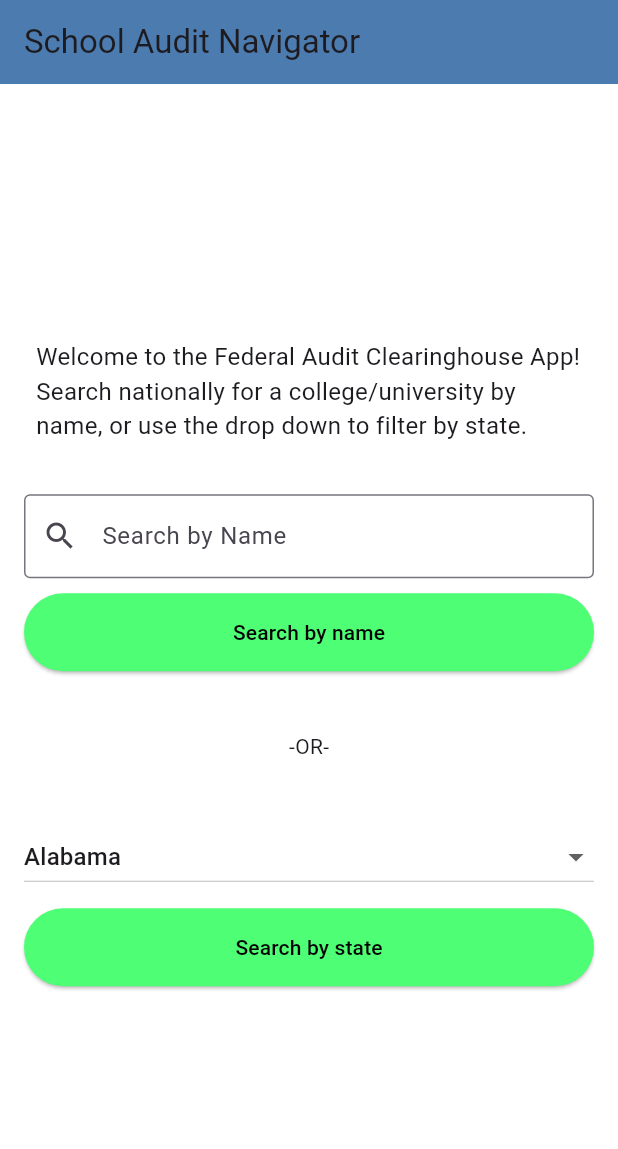
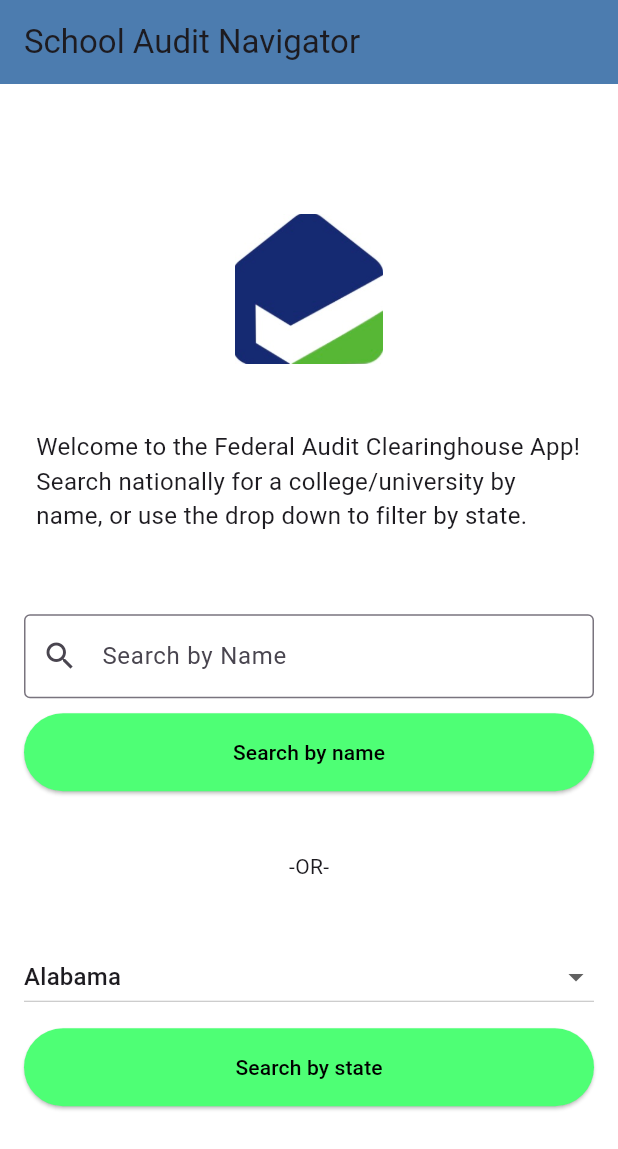
Before and after one commit to dylcarinc/Final-Project, a Flutter app: the screen it shows after launch, on a phone screen of 412 x 824 dp. Shown: the top 1149 px of the screen. Run offline on Flutter 3.47's test engine with Material 3 defaults, Android fonts, the phone set to English and light mode, and no system bars; our stand-ins replace pie_chart.

Commit message:
added image to main page layout

```diff
--- a/school_audit_navigator/lib/main.dart
+++ b/school_audit_navigator/lib/main.dart
@@ -60,10 +60,19 @@ class _MyHomePageState extends State<MyHomePage> {
           child: Column(
             children: <Widget>[
 
-              const Paragraph(
+              const Image(
+                image: AssetImage("assets/fac-gov-logo.jpeg"),
+                height: 100.0,
+                width: 100.0,
+                fit: BoxFit.scaleDown,
+              ),
+              const SizedBox(height: 40.0),
+                 const Paragraph(
             'Welcome to the Federal Audit Clearinghouse App!\nSearch nationally for a college/university by name, or use the drop down to filter by state.'
-          ),
-              const SizedBox(height: 30.0),
+            ),
+
+
+              const SizedBox(height: 50.0),
 
               // Search by Name Section
               Column(
--- a/school_audit_navigator/lib/results_page.dart
+++ b/school_audit_navigator/lib/results_page.dart
@@ -50,7 +50,7 @@ class _ResultsPageState extends State<ResultsPage> {
             padding: const EdgeInsets.all(8.0),
             child: Row(
               children: [
-                Text('Sort by: '),
+                const Text('Sort by: '),
                 DropdownButton<String>(
                   value: _selectedFilter,
                   items: <String>['AZ', 'ZA', 'Oldest Year', 'Newest Year']
--- a/school_audit_navigator/pubspec.yaml
+++ b/school_audit_navigator/pubspec.yaml
@@ -18,6 +18,7 @@ publish_to: 'none' # Remove this line if you wish to publish to pub.dev
 # of the product and file versions while build-number is used as the build suffix.
 version: 1.0.0+1
 
+
 environment:
   sdk: ^3.5.1
 
@@ -30,6 +31,7 @@ environment:
 dependencies:
   flutter:
     sdk: flutter
+
 
 
   # The following adds the Cupertino Icons font to your application.
@@ -54,6 +56,8 @@ dev_dependencies:
 
 # The following section is specific to Flutter packages.
 flutter:
+  assets:
+      - assets/fac-gov-logo.jpeg
 
   # The following line ensures that the Material Icons font is
   # included with your application, so that you can use the icons in
```
Also changed, not shown: school_audit_navigator/lib/audit_page.dart (+4 -4 lines), school_audit_navigator/assets/fac-gov-logo.jpeg (added).
